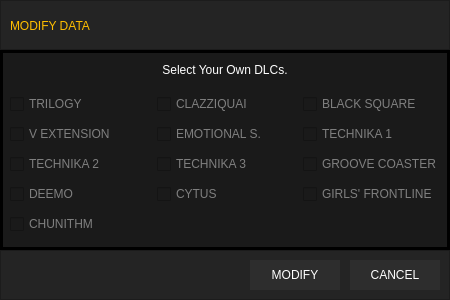
Above: modify_data_ui.ui from wowvv0w/djmax-random-selector before the change. Below: the same form after it.
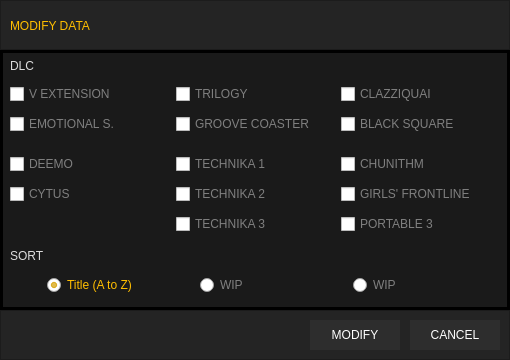
That is the form after the change.

The edit to the form file:
```diff
--- a/modify_data_ui.ui
+++ b/modify_data_ui.ui
@@ -6,20 +6,20 @@
    <rect>
     <x>0</x>
     <y>0</y>
-    <width>450</width>
-    <height>300</height>
+    <width>510</width>
+    <height>360</height>
    </rect>
   </property>
   <property name="minimumSize">
    <size>
-    <width>450</width>
+    <width>510</width>
     <height>300</height>
    </size>
   </property>
   <property name="maximumSize">
    <size>
-    <width>450</width>
-    <height>300</height>
+    <width>510</width>
+    <height>360</height>
    </size>
   </property>
   <property name="windowTitle">
@@ -35,7 +35,7 @@
     <rect>
      <x>0</x>
      <y>0</y>
-     <width>450</width>
+     <width>510</width>
      <height>50</height>
     </rect>
    </property>
@@ -79,8 +79,8 @@
    <property name="geometry">
     <rect>
      <x>0</x>
-     <y>250</y>
-     <width>450</width>
+     <y>310</y>
+     <width>510</width>
      <height>50</height>
     </rect>
    </property>
@@ -97,7 +97,7 @@
    <widget class="QPushButton" name="cancelButton">
     <property name="geometry">
      <rect>
-      <x>350</x>
+      <x>410</x>
       <y>10</y>
       <width>90</width>
       <height>30</height>
@@ -114,7 +114,7 @@
    <widget class="QPushButton" name="modifyButton">
     <property name="geometry">
      <rect>
-      <x>250</x>
+      <x>310</x>
       <y>10</y>
       <width>90</width>
       <height>30</height>
@@ -134,14 +134,28 @@
     <rect>
      <x>0</x>
      <y>50</y>
-     <width>450</width>
-     <height>200</height>
+     <width>510</width>
+     <height>260</height>
     </rect>
    </property>
    <property name="styleSheet">
     <string notr="true">QFrame{
 	background:transparent;
 	border: 3px solid #000000;
+}
+QCheckBox{
+	background: none;
+	color: #7f7f7f;
+}
+QCheckBox:Checked{
+	color: #ffbe00;
+}
+QRadioButton{
+	background: none;
+	color: #7f7f7f;
+}
+QRadioButton:Checked{
+	color: #ffbe00;
 }</string>
    </property>
    <property name="frameShape">
@@ -154,71 +168,42 @@
     <property name="geometry">
      <rect>
       <x>10</x>
-      <y>40</y>
-      <width>434</width>
-      <height>151</height>
+      <y>30</y>
+      <width>491</width>
+      <height>161</height>
      </rect>
     </property>
     <layout class="QGridLayout" name="gridLayout">
      <item row="1" column="0">
-      <widget class="QCheckBox" name="yd_cb_ve">
-       <property name="styleSheet">
-        <string notr="true">QCheckBox{
-	color: #7f7f7f;
-}
-
-QCheckBox:Checked{
-	color: #ffbe00;
-}</string>
+      <widget class="QCheckBox" name="yd_cb_es">
+       <property name="text">
+        <string>EMOTIONAL S.</string>
        </property>
+      </widget>
+     </item>
+     <item row="1" column="2">
+      <widget class="QCheckBox" name="yd_cb_gc">
        <property name="text">
-        <string>V EXTENSION</string>
+        <string>GROOVE COASTER</string>
        </property>
       </widget>
      </item>
-     <item row="0" column="1">
+     <item row="0" column="2">
+      <widget class="QCheckBox" name="yd_cb_tr">
+       <property name="text">
+        <string>TRILOGY</string>
+       </property>
+      </widget>
+     </item>
+     <item row="0" column="4">
       <widget class="QCheckBox" name="yd_cb_ce">
-       <property name="styleSheet">
-        <string notr="true">QCheckBox{
-	color: #7f7f7f;
-}
-
-QCheckBox:Checked{
-	color: #ffbe00;
-}</string>
-       </property>
        <property name="text">
         <string>CLAZZIQUAI</string>
        </property>
       </widget>
      </item>
-     <item row="3" column="2">
-      <widget class="QCheckBox" name="yd_cb_gf">
-       <property name="styleSheet">
-        <string notr="true">QCheckBox{
-	color: #7f7f7f;
-}
-
-QCheckBox:Checked{
-	color: #ffbe00;
-}</string>
-       </property>
-       <property name="text">
-        <string>GIRLS' FRONTLINE</string>
-       </property>
-      </widget>
-     </item>
-     <item row="0" column="2">
+     <item row="1" column="4">
       <widget class="QCheckBox" name="yd_cb_bs">
-       <property name="styleSheet">
-        <string notr="true">QCheckBox{
-	color: #7f7f7f;
-}
-
-QCheckBox:Checked{
-	color: #ffbe00;
-}</string>
-       </property>
        <property name="text">
         <string>BLACK SQUARE</string>
        </property>
@@ -227,145 +212,112 @@
        </property>
       </widget>
      </item>
-     <item row="1" column="1">
-      <widget class="QCheckBox" name="yd_cb_es">
-       <property name="styleSheet">
-        <string notr="true">QCheckBox{
-	color: #7f7f7f;
-}
-
-QCheckBox:Checked{
-	color: #ffbe00;
-}</string>
-       </property>
-       <property name="text">
-        <string>EMOTIONAL S.</string>
-       </property>
-      </widget>
-     </item>
-     <item row="2" column="1">
-      <widget class="QCheckBox" name="yd_cb_t3">
-       <property name="styleSheet">
-        <string notr="true">QCheckBox{
-	color: #7f7f7f;
-}
-
-QCheckBox:Checked{
-	color: #ffbe00;
-}</string>
-       </property>
-       <property name="text">
-        <string>TECHNIKA 3</string>
-       </property>
-      </widget>
-     </item>
-     <item row="1" column="2">
-      <widget class="QCheckBox" name="yd_cb_t1">
-       <property name="styleSheet">
-        <string notr="true">QCheckBox{
-	color: #7f7f7f;
-}
-
-QCheckBox:Checked{
-	color: #ffbe00;
-}</string>
-       </property>
-       <property name="text">
-        <string>TECHNIKA 1</string>
-       </property>
-      </widget>
-     </item>
      <item row="2" column="0">
-      <widget class="QCheckBox" name="yd_cb_t2">
-       <property name="styleSheet">
-        <string notr="true">QCheckBox{
-	color: #7f7f7f;
-}
-
-QCheckBox:Checked{
-	color: #ffbe00;
-}</string>
+      <spacer name="verticalSpacer">
+       <property name="orientation">
+        <enum>Qt::Vertical</enum>
        </property>
-       <property name="text">
-        <string>TECHNIKA 2</string>
+       <property name="sizeType">
+        <enum>QSizePolicy::Fixed</enum>
        </property>
-      </widget>
+       <property name="sizeHint" stdset="0">
+        <size>
+         <width>0</width>
+         <height>10</height>
+        </size>
+       </property>
+      </spacer>
      </item>
-     <item row="3" column="1">
+     <item row="0" column="3">
+      <spacer name="horizontalSpacer_2">
+       <property name="orientation">
+        <enum>Qt::Horizontal</enum>
+       </property>
+       <property name="sizeType">
+        <enum>QSizePolicy::Fixed</enum>
+       </property>
+       <property name="sizeHint" stdset="0">
+        <size>
+         <width>0</width>
+         <height>0</height>
+        </size>
+       </property>
+      </spacer>
+     </item>
+     <item row="4" column="0">
       <widget class="QCheckBox" name="yd_cb_cy">
-       <property name="styleSheet">
-        <string notr="true">QCheckBox{
-	color: #7f7f7f;
-}
-
-QCheckBox:Checked{
-	color: #ffbe00;
-}</string>
-       </property>
        <property name="text">
         <string>CYTUS</string>
        </property>
       </widget>
      </item>
-     <item row="0" column="0">
-      <widget class="QCheckBox" name="yd_cb_tr">
-       <property name="styleSheet">
-        <string notr="true">QCheckBox{
-	color: #7f7f7f;
-}
-
-QCheckBox:Checked{
-	color: #ffbe00;
-}</string>
+     <item row="4" column="2">
+      <widget class="QCheckBox" name="yd_cb_t2">
+       <property name="text">
+        <string>TECHNIKA 2</string>
        </property>
+      </widget>
+     </item>
+     <item row="5" column="4">
+      <widget class="QCheckBox" name="yd_cb_p3">
        <property name="text">
-        <string>TRILOGY</string>
+        <string>PORTABLE 3</string>
        </property>
       </widget>
      </item>
-     <item row="2" column="2">
-      <widget class="QCheckBox" name="yd_cb_gc">
-       <property name="styleSheet">
-        <string notr="true">QCheckBox{
-	color: #7f7f7f;
-}
-
-QCheckBox:Checked{
-	color: #ffbe00;
-}</string>
+     <item row="4" column="4">
+      <widget class="QCheckBox" name="yd_cb_gf">
+       <property name="text">
+        <string>GIRLS' FRONTLINE</string>
        </property>
+      </widget>
+     </item>
+     <item row="5" column="2">
+      <widget class="QCheckBox" name="yd_cb_t3">
        <property name="text">
-        <string>GROOVE COASTER</string>
+        <string>TECHNIKA 3</string>
        </property>
       </widget>
      </item>
+     <item row="0" column="1">
+      <spacer name="horizontalSpacer">
+       <property name="orientation">
+        <enum>Qt::Horizontal</enum>
+       </property>
+       <property name="sizeType">
+        <enum>QSizePolicy::Fixed</enum>
+       </property>
+       <property name="sizeHint" stdset="0">
+        <size>
+         <width>0</width>
+         <height>0</height>
+        </size>
+       </property>
+      </spacer>
+     </item>
      <item row="3" column="0">
       <widget class="QCheckBox" name="yd_cb_dm">
-       <property name="styleSheet">
-        <string notr="true">QCheckBox{
-	color: #7f7f7f;
-}
-
-QCheckBox:Checked{
-	color: #ffbe00;
-}</string>
-       </property>
        <property name="text">
         <string>DEEMO</string>
        </property>
       </widget>
      </item>
-     <item row="4" column="0">
+     <item row="0" column="0">
+      <widget class="QCheckBox" name="yd_cb_ve">
+       <property name="text">
+        <string>V EXTENSION</string>
+       </property>
+      </widget>
+     </item>
+     <item row="3" column="2">
+      <widget class="QCheckBox" name="yd_cb_t1">
+       <property name="text">
+        <string>TECHNIKA 1</string>
+       </property>
+      </widget>
+     </item>
+     <item row="3" column="4">
       <widget class="QCheckBox" name="yd_cb_chu">
-       <property name="styleSheet">
-        <string notr="true">QCheckBox{
-	color: #7f7f7f;
-}
-
-QCheckBox:Checked{
-	color: #ffbe00;
-}</string>
-       </property>
        <property name="text">
         <string>CHUNITHM</string>
        </property>
@@ -376,24 +328,105 @@
    <widget class="QLabel" name="label_2">
     <property name="geometry">
      <rect>
-      <x>0</x>
-      <y>10</y>
-      <width>450</width>
-      <height>20</height>
+      <x>10</x>
+      <y>0</y>
+      <width>141</width>
+      <height>31</height>
      </rect>
     </property>
     <property name="styleSheet">
      <string notr="true">background:transparent;
 border: none;
-font: 10pt &quot;Lato&quot;;</string>
+color: #dddddd;
+font: 13pt &quot;Lato&quot;;</string>
     </property>
     <property name="text">
-     <string>Select Your Own DLCs.</string>
+     <string>DLC</string>
     </property>
-    <property name="alignment">
-     <set>Qt::AlignCenter</set>
+   </widget>
+   <widget class="QLabel" name="label_3">
+    <property name="geometry">
+     <rect>
+      <x>10</x>
+      <y>190</y>
+      <width>141</width>
+      <height>31</height>
+     </rect>
     </property>
+    <property name="styleSheet">
+     <string notr="true">background:transparent;
+border: none;
+color: #dddddd;
+font: 13pt &quot;Lato&quot;;</string>
+    </property>
+    <property name="text">
+     <string>SORT</string>
+    </property>
    </widget>
+   <widget class="QWidget" name="horizontalLayoutWidget">
+    <property name="geometry">
+     <rect>
+      <x>10</x>
+      <y>220</y>
+      <width>491</width>
+      <height>31</height>
+     </rect>
+    </property>
+    <layout class="QHBoxLayout" name="horizontalLayout">
+     <item>
+      <widget class="QRadioButton" name="yd_rb_title">
+       <property name="maximumSize">
+        <size>
+         <width>110</width>
+         <height>16777215</height>
+        </size>
+       </property>
+       <property name="text">
+        <string>Title (A to Z)</string>
+       </property>
+       <property name="checked">
+        <bool>true</bool>
+       </property>
+      </widget>
+     </item>
+     <item>
+      <widget class="QRadioButton" name="yd_rb_level">
+       <property name="maximumSize">
+        <size>
+         <width>110</width>
+         <height>16777215</height>
+        </size>
+       </property>
+       <property name="text">
+        <string>WIP</string>
+       </property>
+       <property name="checkable">
+        <bool>false</bool>
+       </property>
+      </widget>
+     </item>
+     <item>
+      <widget class="QRadioButton" name="yd_rd_bpm">
+       <property name="maximumSize">
+        <size>
+         <width>110</width>
+         <height>16777215</height>
+        </size>
+       </property>
+       <property name="text">
+        <string>WIP</string>
+       </property>
+       <property name="checkable">
+        <bool>false</bool>
+       </property>
+      </widget>
+     </item>
+    </layout>
+   </widget>
+   <zorder>label_2</zorder>
+   <zorder>gridLayoutWidget</zorder>
+   <zorder>label_3</zorder>
+   <zorder>horizontalLayoutWidget</zorder>
   </widget>
   <zorder>frame_3</zorder>
   <zorder>frame_2</zorder>
```
